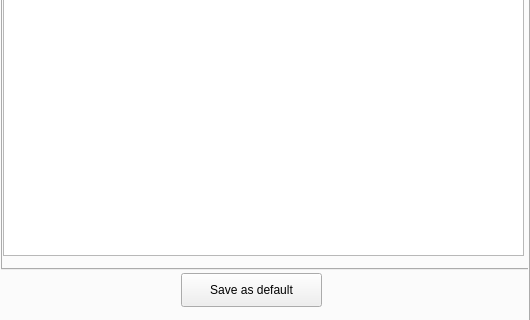
The window that CosmoGui.ui (GuenterQuast/picoCosmo) describes before a commit, drawn with Qt 5; both pictures show x 0 to 530 and y 227 to 547 of the 530 by 547 pixel window.
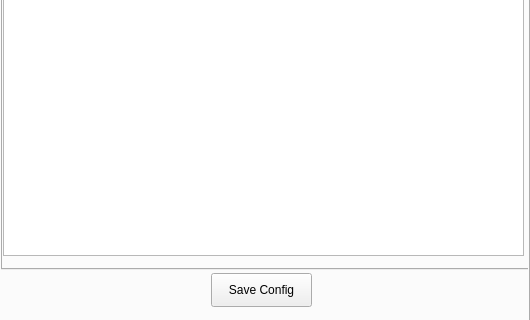
The same window after the commit. The open tabs and pages were chosen to show the change. Icons and pictures are not drawn.

What changed in the file:
```diff
--- a/CosmoGui.ui
+++ b/CosmoGui.ui
@@ -439,9 +439,9 @@
      <widget class="QPushButton" name="pB_SaveDefault">
       <property name="geometry">
        <rect>
-        <x>190</x>
+        <x>220</x>
         <y>474</y>
-        <width>141</width>
+        <width>101</width>
         <height>34</height>
        </rect>
       </property>
@@ -449,7 +449,7 @@
        <string>Save as default configuration</string>
       </property>
       <property name="text">
-       <string>Save as default</string>
+       <string>Save Config</string>
       </property>
      </widget>
     </widget>
```
Left out of the diff: 2 changed lines with no effect on the pictures.
